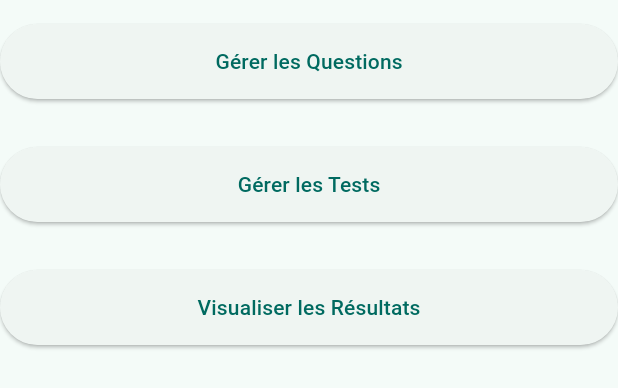
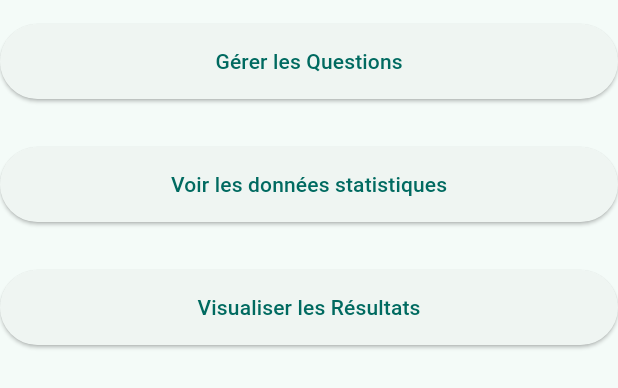
Before and after one commit to Sllappo/sprint_flutter, a Flutter app: the ButtonsList widget shown alone on an empty page, opened directly, on a phone screen of 412 x 824 dp. Shown: the top 388 px of the screen. Run offline on Flutter 3.47's test engine with Material 3 defaults, Android fonts, the phone set to English and light mode, and no system bars; our stand-ins replace fl_chart, flutter_dotenv; missing offline and left inert: mongo_dart; accounts and stored records are empty.

Commit message:
Check with group before merging in the main

```diff
--- a/lib/View/adminCenter.dart
+++ b/lib/View/adminCenter.dart
@@ -36,9 +36,9 @@ Widget ButtonsList(BuildContext context) {
       },
     },
     {
-      'label': 'Gérer les Tests',
+      'label': 'Voir les données statistiques',
       'onPressed': () {
-        Navigator.pushNamed(context, '/admin/management-tests');
+        Navigator.pushNamed(context, '/admin/camembert-results');
       },
     },
     {
--- a/lib/View/majProfil.dart
+++ b/lib/View/majProfil.dart
@@ -59,7 +59,6 @@ class _ProfilePageState extends State<ProfilePage> {
         );
       }
     } catch (e) {
-      print('Erreur lors du chargement du profil : $e'); // Déboguer l'erreur
       //Affiche l'erreur dans une snackbar
       print('Erreur lors du chargement du profil : $e');
       ScaffoldMessenger.of(context).showSnackBar(
@@ -69,6 +68,7 @@ class _ProfilePageState extends State<ProfilePage> {
   }
 
   Future<void> refreshScore() async{
+    //Fonction qui met à jour l'état des scores
     try {
       userScores = await getAllUserScores(userId);//on rafraichit les résultats de l'utilisateur connecté
 
```
Lines whose indentation alone changed are shown as unchanged.
